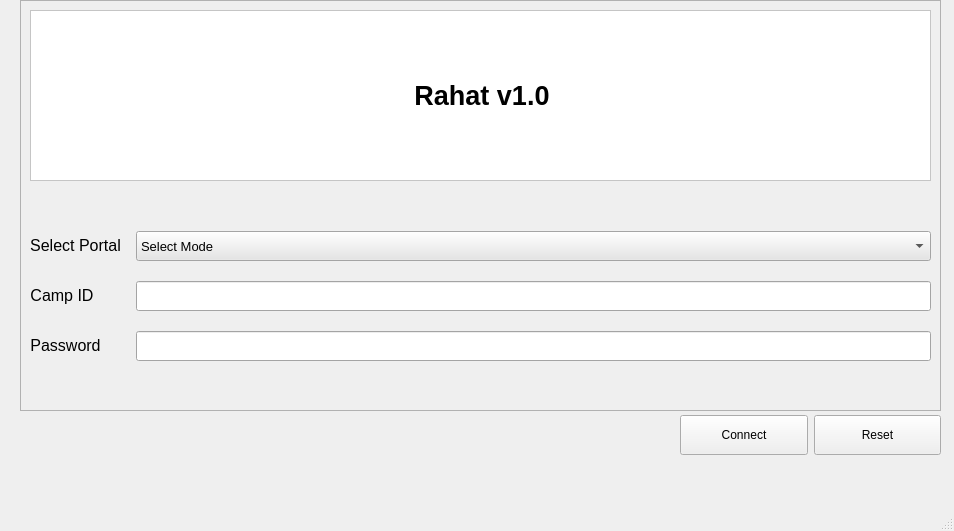
Before: the Qt Designer form Portal_UI.ui in suraj-singh12/Project-Rahat, drawn with Qt 5.
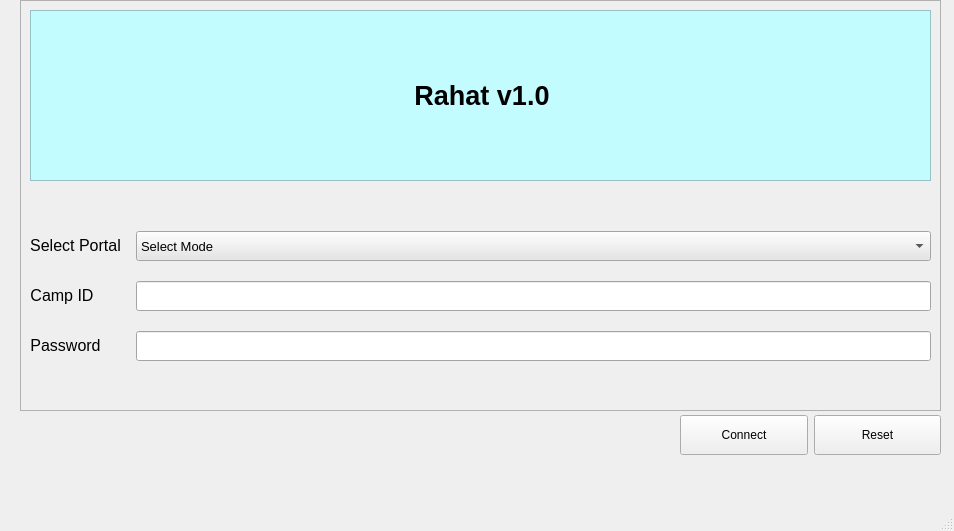
After: the same form once the commit is applied.

Patch:
```diff
--- a/Portal_UI.ui
+++ b/Portal_UI.ui
@@ -506,8 +506,8 @@
              <colorrole role="Button">
               <brush brushstyle="SolidPattern">
                <color alpha="255">
-                <red>255</red>
-                <green>255</green>
+                <red>194</red>
+                <green>252</green>
                 <blue>255</blue>
                </color>
               </brush>
@@ -524,8 +524,8 @@
              <colorrole role="Midlight">
               <brush brushstyle="SolidPattern">
                <color alpha="255">
-                <red>255</red>
-                <green>255</green>
+                <red>224</red>
+                <green>253</green>
                 <blue>255</blue>
                </color>
               </brush>
@@ -533,8 +533,8 @@
              <colorrole role="Dark">
               <brush brushstyle="SolidPattern">
                <color alpha="255">
-                <red>127</red>
-                <green>127</green>
+                <red>97</red>
+                <green>126</green>
                 <blue>127</blue>
                </color>
               </brush>
@@ -542,8 +542,8 @@
              <colorrole role="Mid">
               <brush brushstyle="SolidPattern">
                <color alpha="255">
-                <red>170</red>
-                <green>170</green>
+                <red>129</red>
+                <green>168</green>
                 <blue>170</blue>
                </color>
               </brush>
@@ -587,8 +587,8 @@
              <colorrole role="Window">
               <brush brushstyle="SolidPattern">
                <color alpha="255">
-                <red>255</red>
-                <green>255</green>
+                <red>194</red>
+                <green>252</green>
                 <blue>255</blue>
                </color>
               </brush>
@@ -605,8 +605,8 @@
              <colorrole role="AlternateBase">
               <brush brushstyle="SolidPattern">
                <color alpha="255">
-                <red>255</red>
-                <green>255</green>
+                <red>224</red>
+                <green>253</green>
                 <blue>255</blue>
                </color>
               </brush>
@@ -643,8 +643,8 @@
              <colorrole role="Button">
               <brush brushstyle="SolidPattern">
                <color alpha="255">
-                <red>255</red>
-                <green>255</green>
+                <red>194</red>
+                <green>252</green>
                 <blue>255</blue>
                </color>
               </brush>
@@ -661,8 +661,8 @@
              <colorrole role="Midlight">
               <brush brushstyle="SolidPattern">
                <color alpha="255">
-                <red>255</red>
-                <green>255</green>
+                <red>224</red>
+                <green>253</green>
                 <blue>255</blue>
                </color>
               </brush>
@@ -670,8 +670,8 @@
              <colorrole role="Dark">
               <brush brushstyle="SolidPattern">
                <color alpha="255">
-                <red>127</red>
-                <green>127</green>
+                <red>97</red>
+                <green>126</green>
                 <blue>127</blue>
                </color>
               </brush>
@@ -679,8 +679,8 @@
              <colorrole role="Mid">
               <brush brushstyle="SolidPattern">
                <color alpha="255">
-                <red>170</red>
-                <green>170</green>
+                <red>129</red>
+                <green>168</green>
                 <blue>170</blue>
                </color>
               </brush>
@@ -724,8 +724,8 @@
              <colorrole role="Window">
               <brush brushstyle="SolidPattern">
                <color alpha="255">
-                <red>255</red>
-                <green>255</green>
+                <red>194</red>
+                <green>252</green>
                 <blue>255</blue>
                </color>
               </brush>
@@ -742,8 +742,8 @@
              <colorrole role="AlternateBase">
               <brush brushstyle="SolidPattern">
                <color alpha="255">
-                <red>255</red>
-                <green>255</green>
+                <red>224</red>
+                <green>253</green>
                 <blue>255</blue>
                </color>
               </brush>
@@ -771,8 +771,8 @@
              <colorrole role="WindowText">
               <brush brushstyle="SolidPattern">
                <color alpha="255">
-                <red>127</red>
-                <green>127</green>
+                <red>97</red>
+                <green>126</green>
                 <blue>127</blue>
                </color>
               </brush>
@@ -780,8 +780,8 @@
              <colorrole role="Button">
               <brush brushstyle="SolidPattern">
                <color alpha="255">
-                <red>255</red>
-                <green>255</green>
+                <red>194</red>
+                <green>252</green>
                 <blue>255</blue>
                </color>
               </brush>
@@ -798,8 +798,8 @@
              <colorrole role="Midlight">
               <brush brushstyle="SolidPattern">
                <color alpha="255">
-                <red>255</red>
-                <green>255</green>
+                <red>224</red>
+                <green>253</green>
                 <blue>255</blue>
                </color>
               </brush>
@@ -807,8 +807,8 @@
              <colorrole role="Dark">
               <brush brushstyle="SolidPattern">
                <color alpha="255">
-                <red>127</red>
-                <green>127</green>
+                <red>97</red>
+                <green>126</green>
                 <blue>127</blue>
                </color>
               </brush>
@@ -816,8 +816,8 @@
              <colorrole role="Mid">
               <brush brushstyle="SolidPattern">
                <color alpha="255">
-                <red>170</red>
-                <green>170</green>
+                <red>129</red>
+                <green>168</green>
                 <blue>170</blue>
                </color>
               </brush>
@@ -825,8 +825,8 @@
              <colorrole role="Text">
               <brush brushstyle="SolidPattern">
                <color alpha="255">
-                <red>127</red>
-                <green>127</green>
+                <red>97</red>
+                <green>126</green>
                 <blue>127</blue>
                </color>
               </brush>
@@ -843,8 +843,8 @@
              <colorrole role="ButtonText">
               <brush brushstyle="SolidPattern">
                <color alpha="255">
-                <red>127</red>
-                <green>127</green>
+                <red>97</red>
+                <green>126</green>
                 <blue>127</blue>
                </color>
               </brush>
@@ -852,8 +852,8 @@
              <colorrole role="Base">
               <brush brushstyle="SolidPattern">
                <color alpha="255">
-                <red>255</red>
-                <green>255</green>
+                <red>194</red>
+                <green>252</green>
                 <blue>255</blue>
                </color>
               </brush>
@@ -861,8 +861,8 @@
              <colorrole role="Window">
               <brush brushstyle="SolidPattern">
                <color alpha="255">
-                <red>255</red>
-                <green>255</green>
+                <red>194</red>
+                <green>252</green>
                 <blue>255</blue>
                </color>
               </brush>
@@ -879,8 +879,8 @@
              <colorrole role="AlternateBase">
               <brush brushstyle="SolidPattern">
                <color alpha="255">
-                <red>255</red>
-                <green>255</green>
+                <red>194</red>
+                <green>252</green>
                 <blue>255</blue>
                </color>
               </brush>
```
